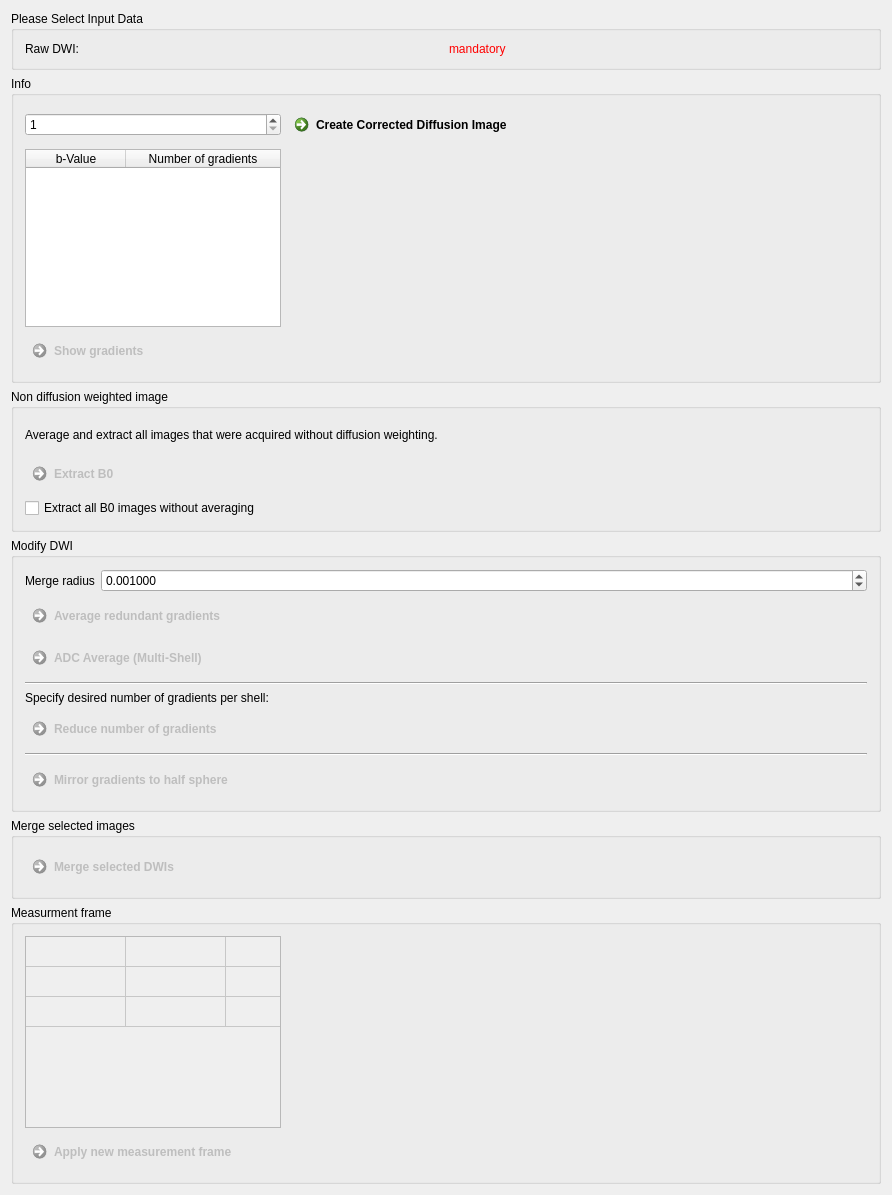
Qt form Plugins/org.mitk.gui.qt.diffusionimaging/src/internal/QmitkPreprocessingViewControls.ui (MITK/MITK) before a commit.
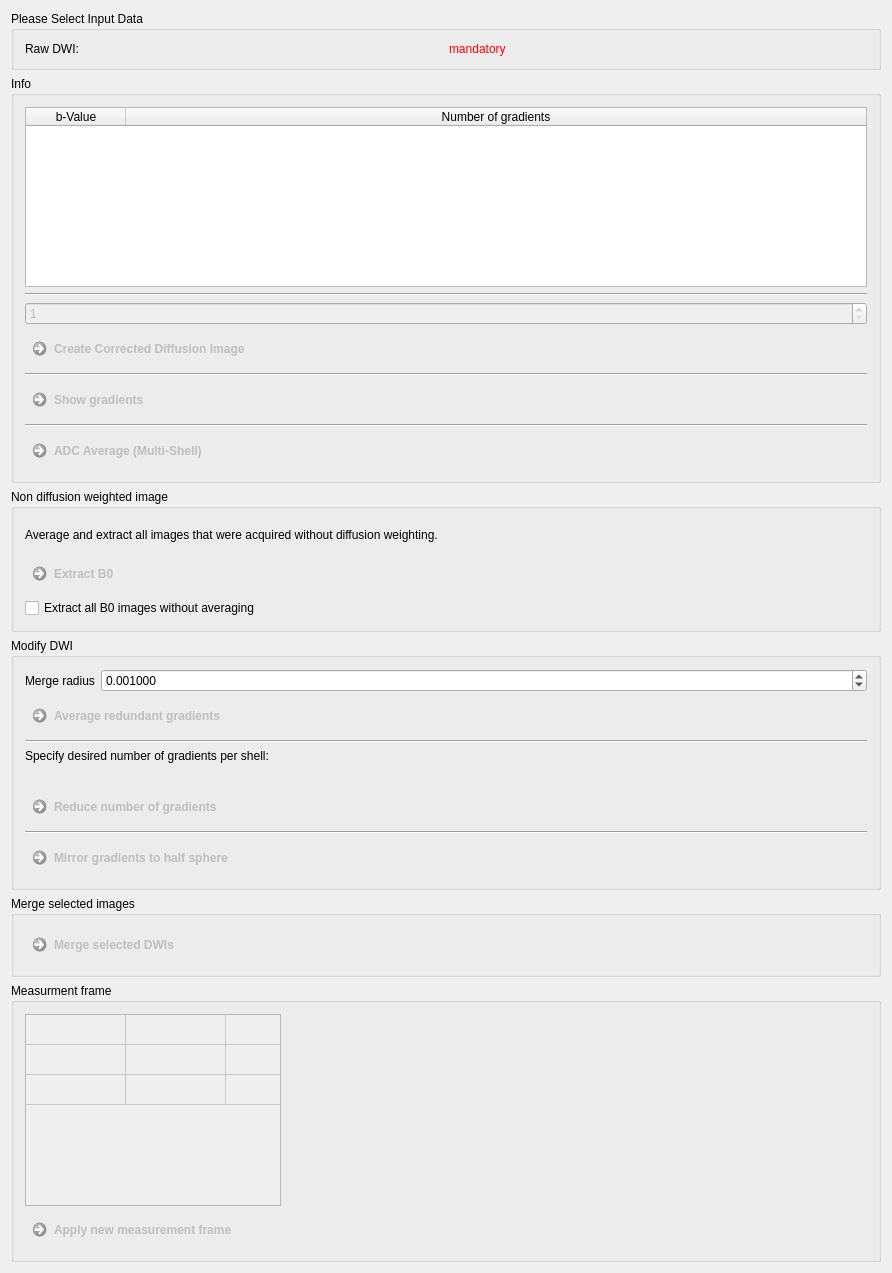
The same form after that commit.

Commit message: adap preprocessing view for round gradient length feature

What changed in the file:
```diff
--- a/Plugins/org.mitk.gui.qt.diffusionimaging/src/internal/QmitkPreprocessingViewControls.ui
+++ b/Plugins/org.mitk.gui.qt.diffusionimaging/src/internal/QmitkPreprocessingViewControls.ui
@@ -67,7 +67,14 @@
       <string>Info</string>
      </property>
      <layout class="QGridLayout" name="gridLayout_3">
-      <item row="2" column="0">
+      <item row="1" column="0">
+       <widget class="Line" name="line_4">
+        <property name="orientation">
+         <enum>Qt::Horizontal</enum>
+        </property>
+       </widget>
+      </item>
+      <item row="5" column="0">
        <widget class="QCommandLinkButton" name="m_ShowGradientsButton">
         <property name="enabled">
          <bool>false</bool>
@@ -86,7 +93,27 @@
         </property>
        </widget>
       </item>
-      <item row="1" column="0">
+      <item row="4" column="0">
+       <widget class="Line" name="line_3">
+        <property name="orientation">
+         <enum>Qt::Horizontal</enum>
+        </property>
+       </widget>
+      </item>
+      <item row="7" column="0">
+       <widget class="QCommandLinkButton" name="m_AdcAverage">
+        <property name="enabled">
+         <bool>false</bool>
+        </property>
+        <property name="toolTip">
+         <string>&lt;html&gt;&lt;head/&gt;&lt;body&gt;&lt;p&gt;Create a new Diffusion Weighted Image (DWI) using an ADC average over all q-shells.&lt;/p&gt;&lt;/body&gt;&lt;/html&gt;</string>
+        </property>
+        <property name="text">
+         <string>ADC Average (Multi-Shell)</string>
+        </property>
+       </widget>
+      </item>
+      <item row="0" column="0">
        <widget class="QTableWidget" name="m_B_ValueMap_TableWidget">
         <property name="sizePolicy">
          <sizepolicy hsizetype="Minimum" vsizetype="Minimum">
@@ -127,21 +154,21 @@
         </column>
        </widget>
       </item>
-      <item row="0" column="2" rowspan="2">
-       <spacer name="horizontalSpacer_2">
-        <property name="orientation">
-         <enum>Qt::Horizontal</enum>
+      <item row="3" column="0">
+       <widget class="QCommandLinkButton" name="m_CreateLengthCorrectedDwi">
+        <property name="enabled">
+         <bool>false</bool>
         </property>
-        <property name="sizeHint" stdset="0">
-         <size>
-          <width>40</width>
-          <height>20</height>
-         </size>
+        <property name="text">
+         <string>Create Corrected Diffusion Image</string>
         </property>
-       </spacer>
+       </widget>
       </item>
-      <item row="0" column="0">
+      <item row="2" column="0">
        <widget class="QSpinBox" name="m_B_ValueMap_Rounder_SpinBox">
+        <property name="enabled">
+         <bool>false</bool>
+        </property>
         <property name="toolTip">
          <string>&lt;html&gt;&lt;head/&gt;&lt;body&gt;&lt;p&gt;This rounder allowes you to manipulate &lt;a name=&quot;result_box&quot;/&gt;the classification of the b-Values to the corresponding shells. But is not manipulating the original b-Values or data.&lt;/p&gt;&lt;/body&gt;&lt;/html&gt;</string>
         </property>
@@ -156,10 +183,10 @@
         </property>
        </widget>
       </item>
-      <item row="0" column="1">
-       <widget class="QCommandLinkButton" name="m_CreateLengthCorrectedDwi">
-        <property name="text">
-         <string>Create Corrected Diffusion Image</string>
+      <item row="6" column="0">
+       <widget class="Line" name="line_5">
+        <property name="orientation">
+         <enum>Qt::Horizontal</enum>
         </property>
        </widget>
       </item>
@@ -301,19 +328,6 @@
         </property>
        </widget>
       </item>
-      <item>
-       <widget class="QCommandLinkButton" name="m_AdcAverage">
-        <property name="enabled">
-         <bool>false</bool>
-        </property>
-        <property name="toolTip">
-         <string>&lt;html&gt;&lt;head/&gt;&lt;body&gt;&lt;p&gt;Create a new Diffusion Weighted Image (DWI) using an ADC average over all q-shells.&lt;/p&gt;&lt;/body&gt;&lt;/html&gt;</string>
-        </property>
-        <property name="text">
-         <string>ADC Average (Multi-Shell)</string>
-        </property>
-       </widget>
-      </item>
       <item>
        <widget class="Line" name="line_2">
         <property name="orientation">
@@ -353,6 +367,19 @@
         </layout>
        </widget>
       </item>
+      <item>
+       <spacer name="horizontalSpacer_3">
+        <property name="orientation">
+         <enum>Qt::Horizontal</enum>
+        </property>
+        <property name="sizeHint" stdset="0">
+         <size>
+          <width>40</width>
+          <height>20</height>
+         </size>
+        </property>
+       </spacer>
+      </item>
       <item>
        <widget class="QCommandLinkButton" name="m_ReduceGradientsButton">
         <property name="enabled">
```
Left out of the diff: 3 changed lines with no effect on the pictures. The commit also changes 2 other files.
